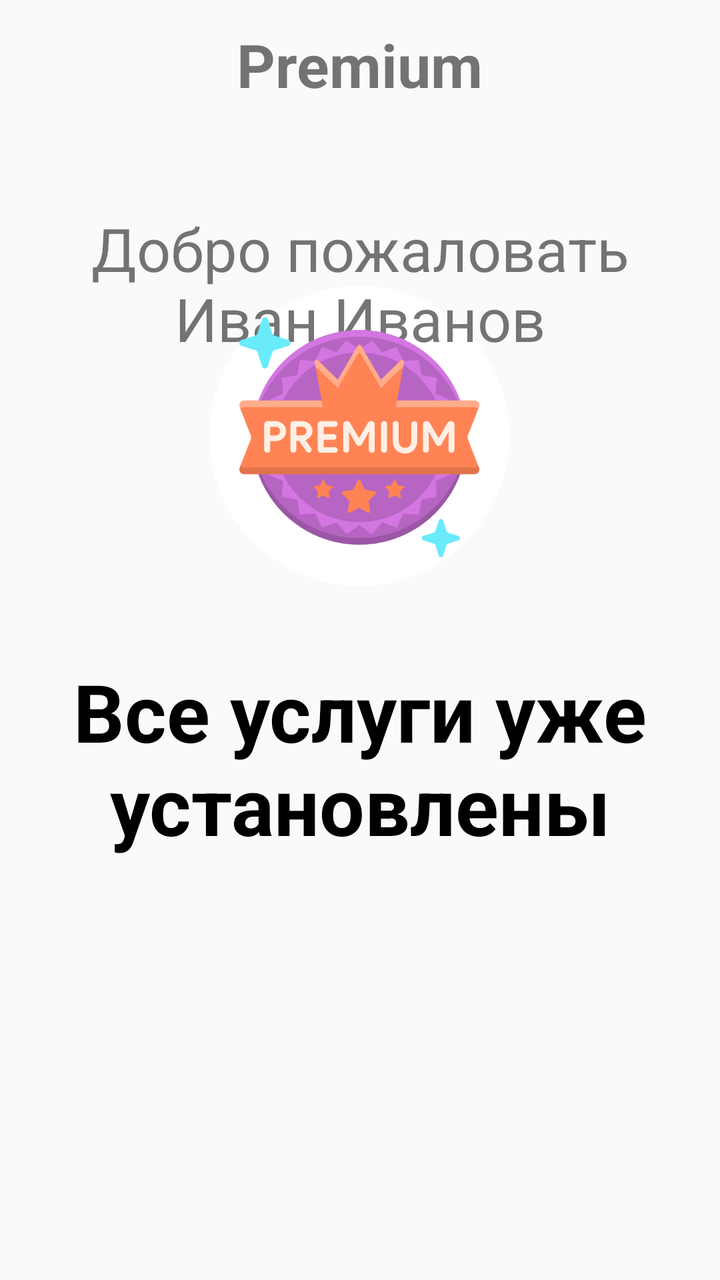
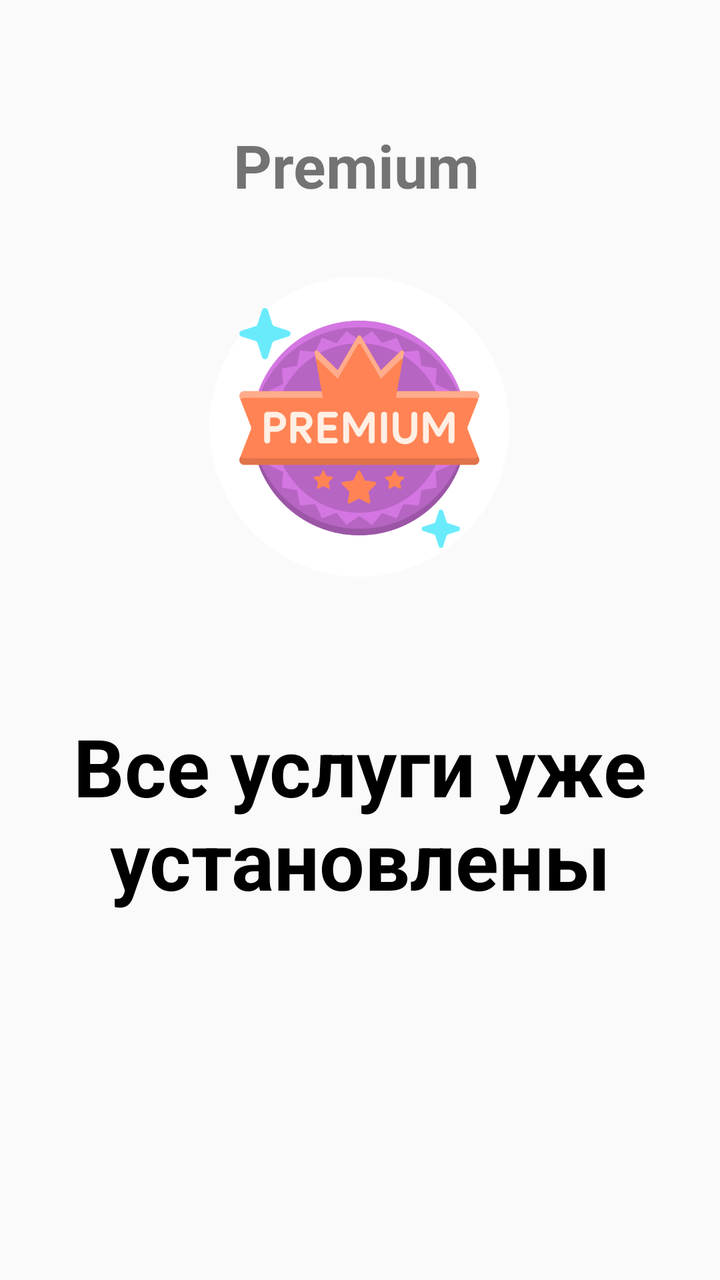

Screens rendered from an Android XML layout before and after an edit, with the pre-edit source and the edit as a unified diff.
<!-- AndroidManifest.xml: application theme AppTheme -->
<!-- res/layout/fragment_premium.xml -->
<?xml version="1.0" encoding="utf-8"?>
<android.support.constraint.ConstraintLayout xmlns:android="http://schemas.android.com/apk/res/android"
    xmlns:app="http://schemas.android.com/apk/res-auto"
    android:id="@+id/relativeLayout5"
    android:layout_width="match_parent"
    android:layout_height="match_parent">

    <TextView
        android:id="@+id/circle8"
        android:layout_width="150sp"
        android:layout_height="150sp"
        android:background="@drawable/circle"
        app:layout_constraintBottom_toBottomOf="parent"
        app:layout_constraintEnd_toEndOf="parent"
        app:layout_constraintHorizontal_bias="0.498"
        app:layout_constraintStart_toStartOf="parent"
        app:layout_constraintTop_toTopOf="parent"
        app:layout_constraintVertical_bias="0.292" />

    <TextView
        android:id="@+id/textView37"
        android:layout_width="wrap_content"
        android:layout_height="wrap_content"
        android:text="Premium"
        android:textSize="30sp"
        android:textStyle="bold"
        app:layout_constraintBottom_toBottomOf="parent"
        app:layout_constraintEnd_toEndOf="parent"
        app:layout_constraintStart_toStartOf="parent"
        app:layout_constraintTop_toTopOf="parent"
        app:layout_constraintVertical_bias="0.02" />

    <TextView
        android:id="@+id/textView38"
        android:layout_width="299dp"
        android:layout_height="76dp"
        android:layout_centerHorizontal="true"
        android:layout_centerVertical="true"
        android:layout_marginTop="104dp"
        android:text="Добро пожаловать Иван Иванов"
        android:textAlignment="center"
        android:textSize="30sp"
        app:layout_constraintBottom_toTopOf="@+id/billsbutton"
        app:layout_constraintEnd_toEndOf="parent"
        app:layout_constraintStart_toStartOf="parent"
        app:layout_constraintTop_toTopOf="parent"
        app:layout_constraintVertical_bias="0.105" />

    <ImageView
        android:id="@+id/imageView11"
        android:layout_width="120sp"
        android:layout_height="120sp"
        app:layout_constraintBottom_toBottomOf="parent"
        app:layout_constraintEnd_toEndOf="parent"
        app:layout_constraintHorizontal_bias="0.498"
        app:layout_constraintStart_toStartOf="parent"
        app:layout_constraintTop_toTopOf="parent"
        app:layout_constraintVertical_bias="0.305"
        app:srcCompat="@drawable/ic_color_premium" />

    <TextView
        android:id="@+id/textView41"
        android:layout_width="wrap_content"
        android:layout_height="wrap_content"
        android:text="Все услуги уже установлены"
        android:textAlignment="center"
        android:textColor="@android:color/black"
        android:textSize="40sp"
        android:textStyle="bold"
        app:layout_constraintBottom_toBottomOf="parent"
        app:layout_constraintEnd_toEndOf="parent"
        app:layout_constraintHorizontal_bias="0.0"
        app:layout_constraintStart_toStartOf="parent"
        app:layout_constraintTop_toTopOf="parent"
        app:layout_constraintVertical_bias="0.609" />
</android.support.constraint.ConstraintLayout>
<!-- resources referenced by this layout -->
<resources>
  <!-- drawable circle (drawable) -->
  <?xml version="1.0" encoding="utf-8"?>
  <shape xmlns:android="http://schemas.android.com/apk/res/android"
      android:shape="oval">
  
      <solid android:color="#FFF" />
  
      <size
          android:width="300dp"
          android:height="300dp" />
  </shape>
  <!-- drawable ic_color_premium: png bitmap (drawable, 44468 bytes) -->
  <style name="AppTheme" parent="Theme.AppCompat.Light.DarkActionBar">
          
          <item name="colorPrimary">@color/colorPrimary</item>
          <item name="colorPrimaryDark">@color/colorPrimaryDark</item>
          <item name="colorAccent">@color/colorAccent</item>
      </style>
  <color name="colorPrimary">#4169E1</color>
  <color name="colorPrimaryDark">#000</color>
  <color name="colorAccent">#4169E1</color>
</resources>

<!-- the commit's change to res/layout/fragment_premium.xml (unified diff, before → after) -->
@@ -15,7 +15,7 @@
         app:layout_constraintHorizontal_bias="0.498"
         app:layout_constraintStart_toStartOf="parent"
         app:layout_constraintTop_toTopOf="parent"
-        app:layout_constraintVertical_bias="0.292" />
+        app:layout_constraintVertical_bias="0.282" />
 
     <TextView
         android:id="@+id/textView37"
@@ -26,25 +26,10 @@
         android:textStyle="bold"
         app:layout_constraintBottom_toBottomOf="parent"
         app:layout_constraintEnd_toEndOf="parent"
+        app:layout_constraintHorizontal_bias="0.493"
         app:layout_constraintStart_toStartOf="parent"
         app:layout_constraintTop_toTopOf="parent"
-        app:layout_constraintVertical_bias="0.02" />
-
-    <TextView
-        android:id="@+id/textView38"
-        android:layout_width="299dp"
-        android:layout_height="76dp"
-        android:layout_centerHorizontal="true"
-        android:layout_centerVertical="true"
-        android:layout_marginTop="104dp"
-        android:text="Добро пожаловать Иван Иванов"
-        android:textAlignment="center"
-        android:textSize="30sp"
-        app:layout_constraintBottom_toTopOf="@+id/billsbutton"
-        app:layout_constraintEnd_toEndOf="parent"
-        app:layout_constraintStart_toStartOf="parent"
-        app:layout_constraintTop_toTopOf="parent"
-        app:layout_constraintVertical_bias="0.105" />
+        app:layout_constraintVertical_bias="0.104" />
 
     <ImageView
         android:id="@+id/imageView11"
@@ -55,7 +40,7 @@
         app:layout_constraintHorizontal_bias="0.498"
         app:layout_constraintStart_toStartOf="parent"
         app:layout_constraintTop_toTopOf="parent"
-        app:layout_constraintVertical_bias="0.305"
+        app:layout_constraintVertical_bias="0.296"
         app:srcCompat="@drawable/ic_color_premium" />
 
     <TextView
@@ -72,5 +57,5 @@
         app:layout_constraintHorizontal_bias="0.0"
         app:layout_constraintStart_toStartOf="parent"
         app:layout_constraintTop_toTopOf="parent"
-        app:layout_constraintVertical_bias="0.609" />
+        app:layout_constraintVertical_bias="0.66" />
 </android.support.constraint.ConstraintLayout>
